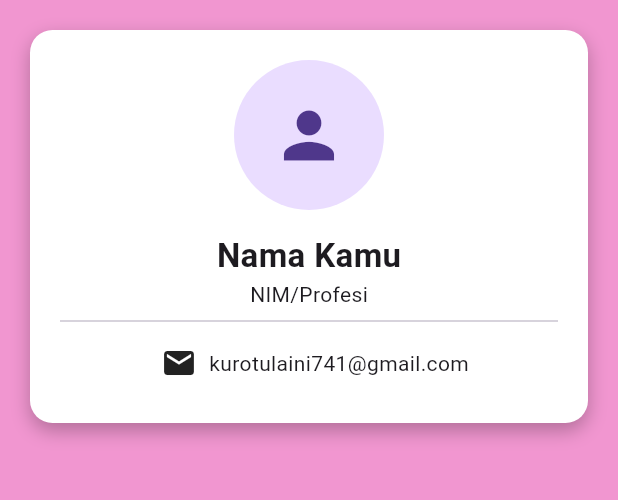
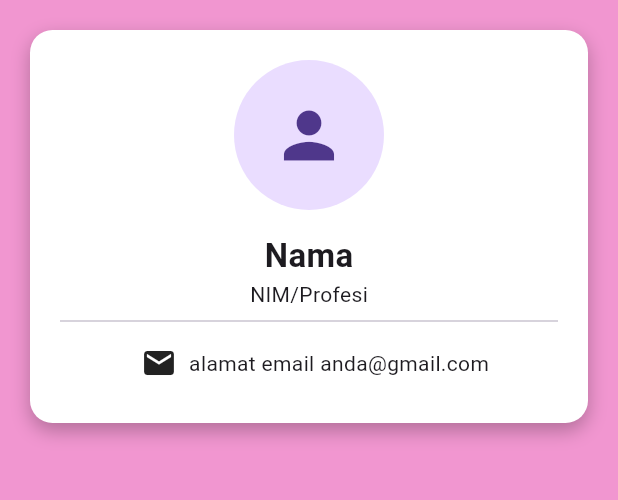
Before and after one commit to kurotulaini17/DigitalCardUI, a Flutter app: the screen it shows after launch, on a phone screen of 412 x 824 dp, the part 84-584 px from its top. Run offline on Flutter 3.47's test engine with Material 3 defaults, Android fonts, the phone set to English and light mode, and no system bars.

Commit message:
Update tampilan aplikasi

```diff
--- a/lib/main.dart
+++ b/lib/main.dart
@@ -38,7 +38,7 @@ class Digitalcard extends StatelessWidget {
               CircleAvatar(radius: 50, child: Icon(Icons.person, size: 50)),
               SizedBox(height: 15),
               Text(
-                "Nama Kamu",
+                "Nama",
                 style: TextStyle(fontSize: 22, fontWeight: FontWeight.bold),
               ),
               Text("NIM/Profesi"),
@@ -50,7 +50,7 @@ class Digitalcard extends StatelessWidget {
                     padding: EdgeInsets.all(8.0),
                     child: Icon(Icons.email),
                   ),
-                  Text("kurotulaini741@gmail.com"),
+                  Text("alamat email anda@gmail.com"),
                 ],
               ),
             ],
```
Also changed, not shown: 2 other files.
